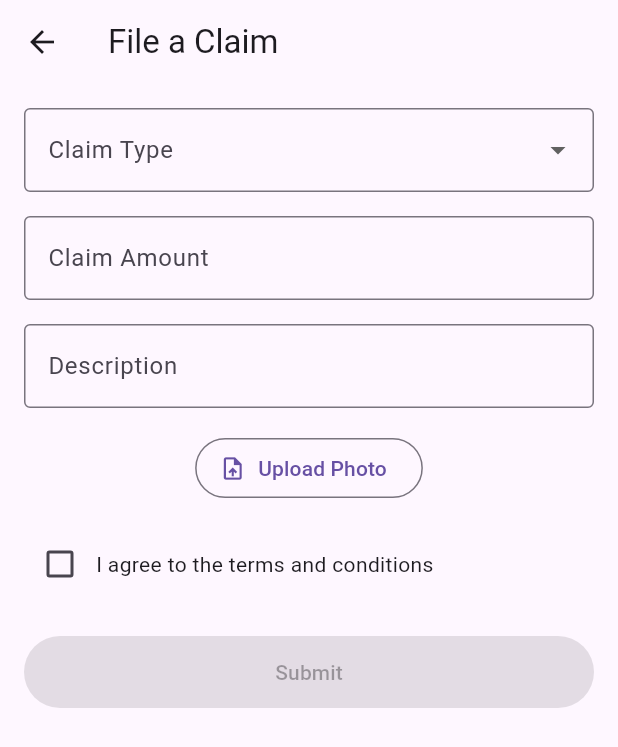
After one commit to shane-569/sofia_bank, a Flutter app: the FileClaimFormPage screen opened directly, on a phone screen of 412 x 824 dp. The commit adds this screen. Shown: the top 747 px of the screen. Run offline on Flutter 3.47's test engine with Material 3 defaults, Android fonts, the phone set to English and light mode, and no system bars; our stand-ins replace connectivity_plus, dio, equatable, fl_chart, flutter_bloc, flutter_secure_storage and 5 more; accounts and stored records are empty; project files that could hold a hidden picture were left out.

```diff
--- a/sofia_bank/lib/core/routes/app_routes.dart
+++ b/sofia_bank/lib/core/routes/app_routes.dart
@@ -17,6 +17,7 @@ import 'package:sofia_bank/features/insurance/presentation/pages/all_quick_actio
 
 import '../../features/insurance/presentation/pages/health_insurance_form_page.dart';
 import '../../features/insurance/presentation/pages/bike_insurance_form_page.dart';
+import '../../features/insurance/presentation/pages/file_claim_form_page.dart';
 
 class AppRoutes {
   static const String landing = '/';
@@ -35,6 +36,7 @@ class AppRoutes {
   static const String allQuickActions = '/insurance/quick-actions';
   static const String healthInsuranceForm = '/healthInsuranceForm';
   static const String bikeInsuranceForm = '/bike-insurance-form';
+  static const String fileClaimForm = '/file-claim';
 
   static Map<String, Widget Function(BuildContext)> routes = {
     landing: (context) => const LandingPage(),
@@ -67,5 +69,6 @@ class AppRoutes {
     allQuickActions: (context) => const AllQuickActionsPage(),
     healthInsuranceForm: (context) => const HealthInsuranceFormPage(),
     bikeInsuranceForm: (context) => const BikeInsuranceFormPage(),
+    fileClaimForm: (context) => const FileClaimFormPage(),
   };
 }
--- /dev/null
+++ b/sofia_bank/lib/features/insurance/presentation/cubit/file_claim_form_cubit.dart
@@ -0,0 +1,34 @@
+import 'package:flutter_bloc/flutter_bloc.dart';
+import 'package:image_picker/image_picker.dart';
+import 'file_claim_form_state.dart';
+
+class FileClaimFormCubit extends Cubit<FileClaimFormState> {
+  FileClaimFormCubit() : super(const FileClaimFormState());
+
+  void updateClaimType(String value) => emit(state.copyWith(claimType: value));
+  void updateAmount(String value) => emit(state.copyWith(amount: value));
+  void updateDescription(String value) =>
+      emit(state.copyWith(description: value));
+  void updatePhoto(XFile? file) => emit(state.copyWith(photo: file));
+  void updateAgreed(bool value) => emit(state.copyWith(agreed: value));
+
+  void submit() async {
+    final errors = <String, String?>{};
+    if (state.claimType.isEmpty) errors['claimType'] = 'Claim type required';
+    if (state.amount.isEmpty) errors['amount'] = 'Amount required';
+    if (state.description.isEmpty)
+      errors['description'] = 'Description required';
+    if (state.photo == null) errors['photo'] = 'Photo required';
+    if (!state.agreed) errors['agreed'] = 'You must agree to terms';
+
+    if (errors.isNotEmpty) {
+      emit(
+          state.copyWith(errors: errors, isFailure: true, isSubmitting: false));
+      return;
+    }
+
+    emit(state.copyWith(isSubmitting: true, isFailure: false, errors: {}));
+    await Future.delayed(const Duration(seconds: 2));
+    emit(state.copyWith(isSubmitting: false, isSuccess: true));
+  }
+}
--- /dev/null
+++ b/sofia_bank/lib/features/insurance/presentation/cubit/file_claim_form_state.dart
@@ -0,0 +1,70 @@
+import 'package:equatable/equatable.dart';
+import 'package:image_picker/image_picker.dart';
+
+class FileClaimFormState extends Equatable {
+  final String claimType;
+  final String amount;
+  final String description;
+  final XFile? photo;
+  final bool agreed;
+  final bool isSubmitting;
+  final bool isSuccess;
+  final bool isFailure;
+  final Map<String, String?> errors;
+
+  const FileClaimFormState({
+    this.claimType = '',
+    this.amount = '',
+    this.description = '',
+    this.photo,
+    this.agreed = false,
+    this.isSubmitting = false,
+    this.isSuccess = false,
+    this.isFailure = false,
+    this.errors = const {},
+  });
+
+  FileClaimFormState copyWith({
+    String? claimType,
+    String? amount,
+    String? description,
+    XFile? photo,
+    bool? agreed,
+    bool? isSubmitting,
+    bool? isSuccess,
+    bool? isFailure,
+    Map<String, String?>? errors,
+  }) {
+    return FileClaimFormState(
+      claimType: claimType ?? this.claimType,
+      amount: amount ?? this.amount,
+      description: description ?? this.description,
+      photo: photo ?? this.photo,
+      agreed: agreed ?? this.agreed,
+      isSubmitting: isSubmitting ?? this.isSubmitting,
+      isSuccess: isSuccess ?? this.isSuccess,
+      isFailure: isFailure ?? this.isFailure,
+      errors: errors ?? this.errors,
+    );
+  }
+
+  bool get isFormValid =>
+      claimType.isNotEmpty &&
+      amount.isNotEmpty &&
+      description.isNotEmpty &&
+      photo != null &&
+      agreed;
+
+  @override
+  List<Object?> get props => [
+        claimType,
+        amount,
+        description,
+        photo,
+        agreed,
+        isSubmitting,
+        isSuccess,
+        isFailure,
+        errors,
+      ];
+}
--- /dev/null
+++ b/sofia_bank/lib/features/insurance/presentation/pages/file_claim_form_page.dart
@@ -0,0 +1,118 @@
+import 'package:flutter/material.dart';
+import 'package:flutter_bloc/flutter_bloc.dart';
+import 'package:image_picker/image_picker.dart';
+import '../../../common/widgets/custom_dropdown.dart';
+import '../../../common/widgets/custom_text_field.dart';
+import '../../../common/widgets/form_text_field.dart';
+import '../../../common/widgets/primary_button.dart';
+import '../../../common/widgets/file_upload_field.dart';
+import '../cubit/file_claim_form_cubit.dart';
+import '../cubit/file_claim_form_state.dart';
+
+class FileClaimFormPage extends StatelessWidget {
+  static const routeName = '/file-claim';
+
+  const FileClaimFormPage({super.key});
+
+  @override
+  Widget build(BuildContext context) {
+    return BlocProvider(
+      create: (_) => FileClaimFormCubit(),
+      child: Scaffold(
+        appBar: AppBar(title: const Text('File a Claim')),
+        body: BlocConsumer<FileClaimFormCubit, FileClaimFormState>(
+          listener: (context, state) {
+            if (state.isSuccess) {
+              showDialog(
+                context: context,
+                builder: (_) => AlertDialog(
+                  title: const Text('Success'),
+                  content: const Text('Your claim has been submitted!'),
+                  actions: [
+                    TextButton(
+                      onPressed: () =>
+                          Navigator.popUntil(context, (route) => route.isFirst),
+                      child: const Text('OK'),
+                    ),
+                  ],
+                ),
+              );
+            }
+          },
+          builder: (context, state) {
+            final cubit = context.read<FileClaimFormCubit>();
+            return SingleChildScrollView(
+              padding: const EdgeInsets.all(16),
+              child: Column(
+                children: [
+                  CustomDropdown(
+                    label: 'Claim Type',
+                    value: state.claimType,
+                    items: const [
+                      'Accident',
+                      'Theft',
+                      'Damage',
+                      'Medical',
+                      'Other'
+                    ],
+                    errorText: state.errors['claimType'],
+                    onChanged: (v) => cubit.updateClaimType(v ?? ''),
+                  ),
+                  const SizedBox(height: 16),
+                  FormTextField(
+                    label: 'Claim Amount',
+                    value: state.amount,
+                    errorText: state.errors['amount'],
+                    onChanged: cubit.updateAmount,
+                    keyboardType: TextInputType.number,
+                  ),
+                  const SizedBox(height: 16),
+                  FormTextField(
+                    label: 'Description',
+                    value: state.description,
+                    errorText: state.errors['description'],
+                    onChanged: cubit.updateDescription,
+                  ),
+                  const SizedBox(height: 16),
+                  FileUploadField(
+                    label: 'Photo',
+                    fileName: state.photo?.name,
+                    errorText: state.errors['photo'],
+                    onFilePicked: cubit.updatePhoto,
+                  ),
+                  const SizedBox(height: 16),
+                  Row(
+                    children: [
+                      Checkbox(
+                        value: state.agreed,
+                        onChanged: (v) => cubit.updateAgreed(v ?? false),
+                      ),
+                      const Expanded(
+                        child: Text('I agree to the terms and conditions'),
+                      ),
+                    ],
+                  ),
+                  if (state.errors['agreed'] != null)
+                    Align(
+                      alignment: Alignment.centerLeft,
+                      child: Text(
+                        state.errors['agreed']!,
+                        style: const TextStyle(color: Colors.red, fontSize: 12),
+                      ),
+                    ),
+                  const SizedBox(height: 24),
+                  PrimaryButton(
+                    label: 'Submit',
+                    onPressed: cubit.submit,
+                    enabled: state.isFormValid,
+                    loading: state.isSubmitting,
+                  ),
+                ],
+              ),
+            );
+          },
+        ),
+      ),
+    );
+  }
+}
--- a/sofia_bank/lib/features/insurance/presentation/widgets/quick_action_item.dart
+++ b/sofia_bank/lib/features/insurance/presentation/widgets/quick_action_item.dart
@@ -16,7 +16,11 @@ class QuickActionItem extends StatelessWidget {
   @override
   Widget build(BuildContext context) {
     return InkWell(
-      onTap: onTap,
+      onTap: () {
+        if (action.title == 'File a Claim') {
+          Navigator.pushNamed(context, '/file-claim');
+        }
+      },
       borderRadius: BorderRadius.circular(AppSizes.cardBorderRadius),
       child: Container(
         padding: const EdgeInsets.all(AppSizes.spacingLG),
```
